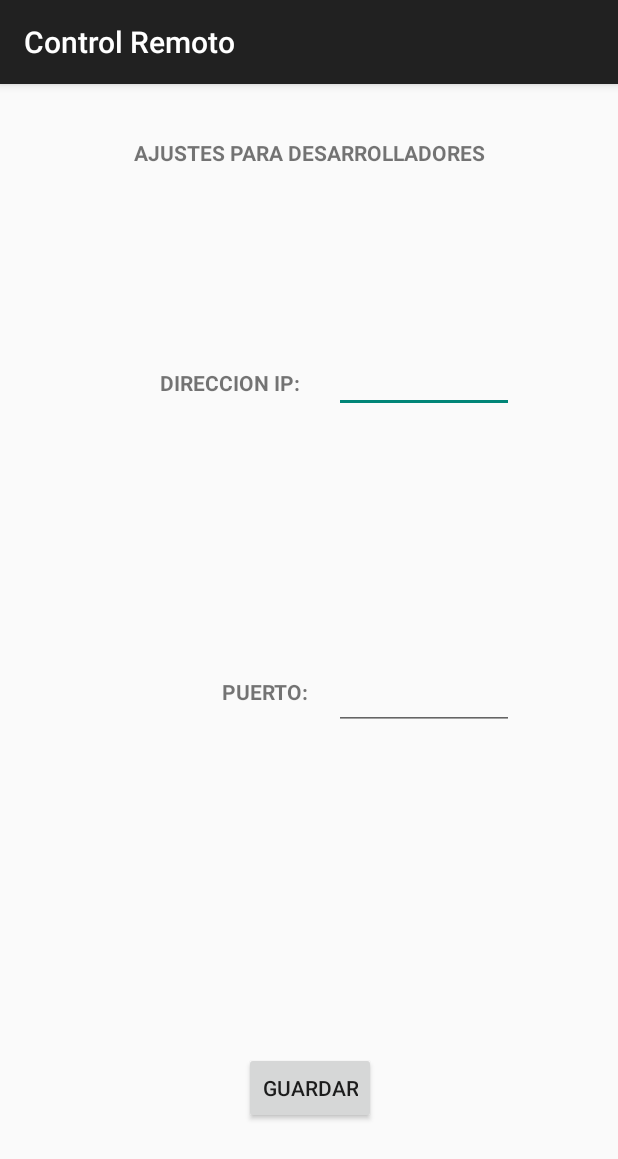
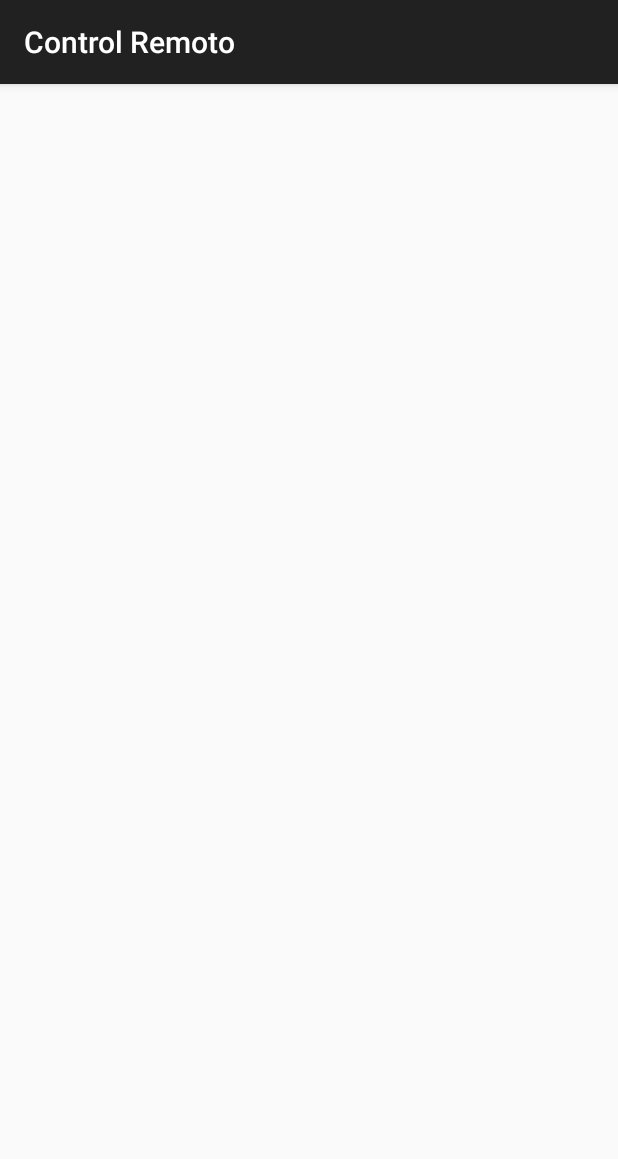
Before and after one commit to germantellezv/ControlRemoto, an Android app: the Main3Activity screen opened directly, with no data from a screen before it, on a phone screen of 412 x 824 dp. Shown: the top 1159 px of the screen. Run offline under Robolectric (Android 15) with nearby library versions, the phone set to English and light mode, and no system bars.

```diff
--- a/app/src/main/res/layout/activity_main3.xml
+++ b/app/src/main/res/layout/activity_main3.xml
@@ -5,89 +5,4 @@
         xmlns:app="http://schemas.android.com/apk/res-auto"
         android:layout_width="match_parent"
         android:layout_height="match_parent"
-        tools:context=".Main3Activity">
-
-    <Button
-            android:id="@+id/button4"
-            android:layout_width="wrap_content"
-            android:layout_height="wrap_content"
-            android:layout_marginStart="140dp"
-            android:layout_marginTop="191dp"
-            android:layout_marginEnd="139dp"
-            android:layout_marginBottom="51dp"
-            android:text="@string/BtnGuardar"
-            app:layout_constraintBottom_toBottomOf="parent"
-            app:layout_constraintEnd_toEndOf="parent"
-            app:layout_constraintStart_toStartOf="parent"
-            app:layout_constraintTop_toBottomOf="@+id/editPuerto" />
-
-    <TextView
-            android:id="@+id/textView"
-            android:layout_width="140dp"
-            android:layout_height="40dp"
-            android:layout_marginStart="60dp"
-            android:layout_marginTop="116dp"
-            android:gravity="right|center"
-            android:text="@string/TvAjustesDireccion"
-            android:textStyle="bold"
-            app:layout_constraintStart_toStartOf="parent"
-            app:layout_constraintTop_toBottomOf="@+id/textView7" />
-
-    <TextView
-            android:id="@+id/textView2"
-            android:layout_width="145dp"
-            android:layout_height="40dp"
-            android:layout_marginBottom="220dp"
-            android:gravity="right|center"
-            android:text="@string/TvAjustesPuerto"
-            android:textStyle="bold"
-            app:layout_constraintBottom_toTopOf="@+id/button4"
-            app:layout_constraintEnd_toEndOf="@+id/textView"
-            app:layout_constraintHorizontal_bias="0.0"
-            app:layout_constraintStart_toStartOf="@+id/textView" />
-
-    <EditText
-            android:id="@+id/editIP"
-            android:layout_width="120dp"
-            android:layout_height="wrap_content"
-            android:layout_marginStart="7dp"
-            android:layout_marginEnd="56dp"
-            android:ems="10"
-            android:inputType="number"
-            app:layout_constraintBottom_toBottomOf="@+id/textView"
-            app:layout_constraintEnd_toEndOf="parent"
-            app:layout_constraintHorizontal_bias="0.535"
-            app:layout_constraintStart_toEndOf="@+id/textView"
-            app:layout_constraintTop_toTopOf="@+id/textView"
-            app:layout_constraintVertical_bias="1.0" />
-
-    <EditText
-            android:id="@+id/editPuerto"
-            android:layout_width="120dp"
-            android:layout_height="wrap_content"
-            android:ems="10"
-            android:inputType="number"
-            app:layout_constraintBottom_toBottomOf="@+id/textView2"
-            app:layout_constraintEnd_toEndOf="@+id/editIP"
-            app:layout_constraintHorizontal_bias="0.0"
-            app:layout_constraintStart_toStartOf="@+id/editIP"
-            app:layout_constraintTop_toTopOf="@+id/textView2"
-            app:layout_constraintVertical_bias="0.0" />
-
-    <TextView
-            android:id="@+id/textView7"
-            android:layout_width="302dp"
-            android:layout_height="35dp"
-            android:layout_marginStart="41dp"
-            android:layout_marginTop="28dp"
-            android:layout_marginEnd="41dp"
-            android:layout_marginBottom="77dp"
-            android:gravity="center"
-            android:text="@string/TvAjustesDesarrolladores"
-            android:textStyle="bold"
-            app:layout_constraintBottom_toTopOf="@+id/textView"
-            app:layout_constraintEnd_toEndOf="parent"
-            app:layout_constraintStart_toStartOf="parent"
-            app:layout_constraintTop_toTopOf="parent" />
-
-</androidx.constraintlayout.widget.ConstraintLayout>
+        tools:context=".Main3Activity"/>
--- a/app/src/main/res/values/strings.xml
+++ b/app/src/main/res/values/strings.xml
@@ -1,10 +1,14 @@
 <resources>
     <string name="app_name">Control Remoto</string>
     <string name="title_activity_main2">Control Remoto</string>
-    <string name="title_activity_main3">Ajustes</string>
-    <string name="TvBienvenido">¡Bienvenido!</string>
+
+    <!-- Strings usados en Activity 1-->
+    <string name="TvInstruccion">Especifica la dirección IP para establecer conexión con el robot</string>
+    <string name="TvDireccionIP">IP Address:</string>
+    <string name="TvPuerto">Port:</string>
     <string name="BtnConectar">CONECTAR</string>
-    <string name="BtnAjustes">PROBAR</string>
+
+    <!-- Strings usados en Activity 2-->
     <string name="TvMotor">Motor</string>
     <string name="TvDireccion">Dirección</string>
     <string name="RbIzquierdo">Izquierdo</string>
@@ -15,9 +19,6 @@
     <string name="BtnDetener">DETENER</string>
     <string name="BtnMover">MOVER</string>
     <string name="BtnSalir">SALIR</string>
-    <string name="TvAjustesDesarrolladores">AJUSTES PARA DESARROLLADORES</string>
-    <string name="TvAjustesPuerto">PUERTO:</string>
-    <string name="TvAjustesDireccion">DIRECCION IP:</string>
-    <string name="BtnGuardar">GUARDAR</string>
-    <string name="TvInstruccion">Especifica la dirección IP para establecer conexión con el robot</string>
+
+
 </resources>
```
Also changed, not shown: app/src/main/java/com/example/controlremoto/MainActivity.kt (+9 -9 lines), app/src/main/res/layout/activity_main.xml (+55 -25 lines).
